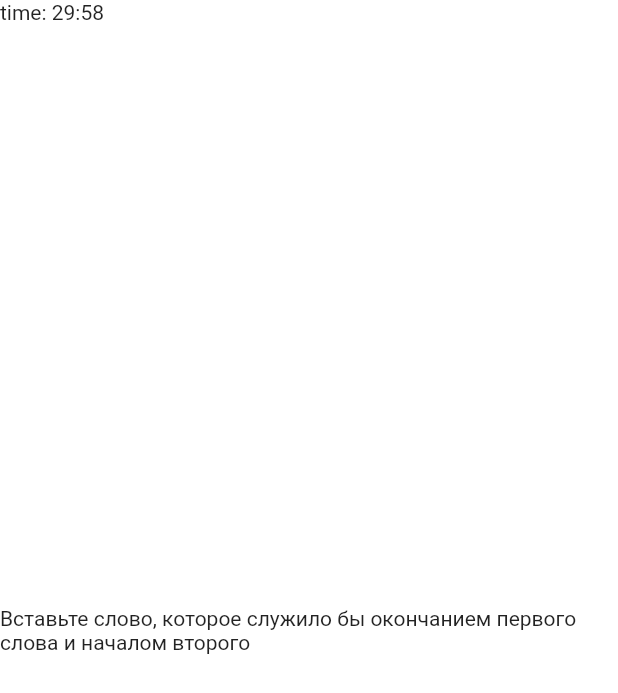
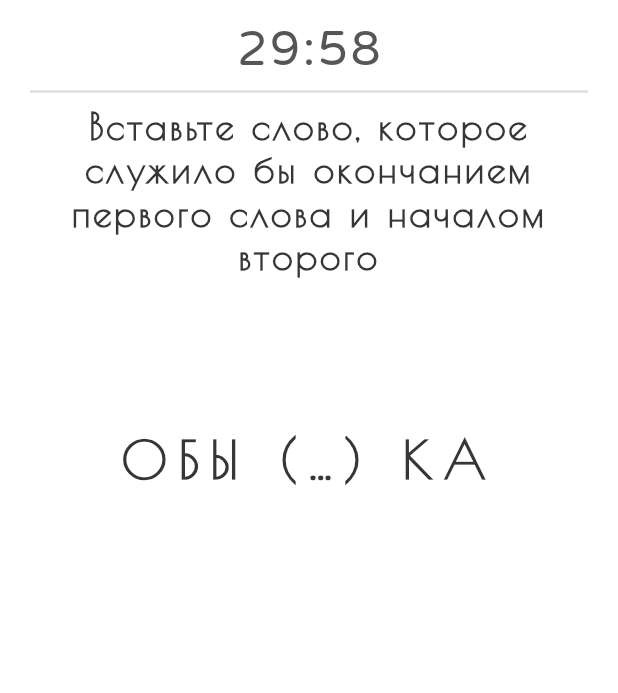
Before and after one commit to DavidBeppiev/iq-test, a Flutter app: the TestPage screen opened directly, swiped to page 2, on a phone screen of 412 x 824 dp. Shown: the top 693 px of the screen. Run offline on Flutter 3.47's test engine with Material 2 defaults, Android fonts, the phone set to English and light mode, and no system bars; our stand-ins replace bloc, flutter_bloc; network calls fail.

Commit message:
=== NEW'S === 1) layout the test_view.dart on 50%

```diff
--- a/lib/data/constants/styles.dart
+++ b/lib/data/constants/styles.dart
@@ -43,4 +43,11 @@ class MyStyles extends TextStyle {
       color: MyColors.textColor,
       letterSpacing: 1.6,
       fontFamily: 'PoiretOne');
+
+  static const ts_FS32_CDavyc_Grey_lS17_FFNumbers = TextStyle(
+      fontSize: 32.0,
+      color: MyColors.davysGreyColor,
+      letterSpacing: 1.7,
+      fontFamily: 'Numbers'
+  );
 }
--- a/lib/ui/pages/test_page.dart
+++ b/lib/ui/pages/test_page.dart
@@ -2,7 +2,9 @@ import 'package:flutter/material.dart';
 import 'package:flutter_bloc/flutter_bloc.dart';
 import 'package:iq_tests/bloc/tests%20cubit/test_cubit.dart';
 import 'package:iq_tests/bloc/timer%20cubit/timer_cubit.dart';
+import 'package:iq_tests/data/constants/styles.dart';
 import 'package:iq_tests/data/models/tests_model.dart';
+import 'package:iq_tests/ui/views/test_view.dart';
 
 class TestPage extends StatefulWidget {
   const TestPage({Key? key}) : super(key: key);
@@ -47,15 +49,22 @@ class _TestPageState extends State<TestPage> {
                   String strDigits(int n) => n.toString().padLeft(2, '0');
                   final minutes = strDigits(timeState.duration!.inMinutes.remainder(60));
                   final seconds = strDigits(timeState.duration!.inSeconds.remainder(60));
-                  return Row(
-                    children: [
-                      const Text('time: '),
-                      Text('$minutes:$seconds'),
-                    ],
+                  return Padding(
+                    padding: const EdgeInsets.only(top: 14.0),
+                    child: Text(
+                      '$minutes:$seconds',
+                      style: MyStyles.ts_FS32_CDavyc_Grey_lS17_FFNumbers,
+                    ),
                   );
                 }
                 return const SizedBox();
               },
+            ),
+            const Padding(
+              padding: EdgeInsets.symmetric(horizontal: 20.0),
+              child: Divider(
+                thickness: 1.8,
+              ),
             ),
             BlocConsumer<TestCubit, TestState>(listener: (context, testsState) {
               // TODO: implement listener
@@ -72,7 +81,7 @@ class _TestPageState extends State<TestPage> {
                       },
                       itemCount: questions.length,
                       itemBuilder: (context, i) {
-                        return Center(child: Text(questions[i].question!));
+                        return TestView(questions[i]);
                       }),
                 );
               }
--- /dev/null
+++ b/lib/ui/views/test_view.dart
@@ -0,0 +1,42 @@
+import 'package:flutter/material.dart';
+import 'package:iq_tests/bloc/tests%20cubit/test_cubit.dart';
+import 'package:iq_tests/data/constants/styles.dart';
+import 'package:iq_tests/data/models/tests_model.dart';
+
+class TestView extends StatelessWidget {
+  TestView(this.questions, {Key? key}) : super(key: key);
+
+  Questions questions;
+
+  @override
+  Widget build(BuildContext context) {
+    return Padding(
+      padding: const EdgeInsets.symmetric(horizontal: 20.0),
+      child: Column(
+        children: [
+          Text(
+            questions.question!,
+            style: MyStyles.ts_FS25_FWbold_CText_LS1_FFPoiretOne,
+            textAlign: TextAlign.center,
+          ),
+          const SizedBox(height: 100,),
+          questions.explanation!.explanationText!.isEmpty
+              ? Image.network(questions.explanation!.imagePath!)
+              : SizedBox(
+            height: 300.0,
+                child: ListView.builder(
+            itemCount: questions.explanation!.explanationText!.length,
+                  itemBuilder: (context, i) {
+                    return Text(
+                      questions.explanation!.explanationText![i],
+                      style: MyStyles.ts_FS35_FWbold_CText_LS7_FFPoiretOne,
+                      textAlign: TextAlign.center,
+                    );
+                  }
+                ),
+              ),
+        ],
+      ),
+    );
+  }
+}
--- a/pubspec.yaml
+++ b/pubspec.yaml
@@ -36,3 +36,6 @@ flutter:
     - family: Qwitcher
       fonts:
         - asset: assets/fonts/QwitcherGrypen-Regular.ttf
+    - family: Numbers
+      fonts:
+        - asset: assets/fonts/VarelaRound-Regular.ttf
```
Also changed, not shown: assets/fonts/VarelaRound-Regular.ttf (added).
